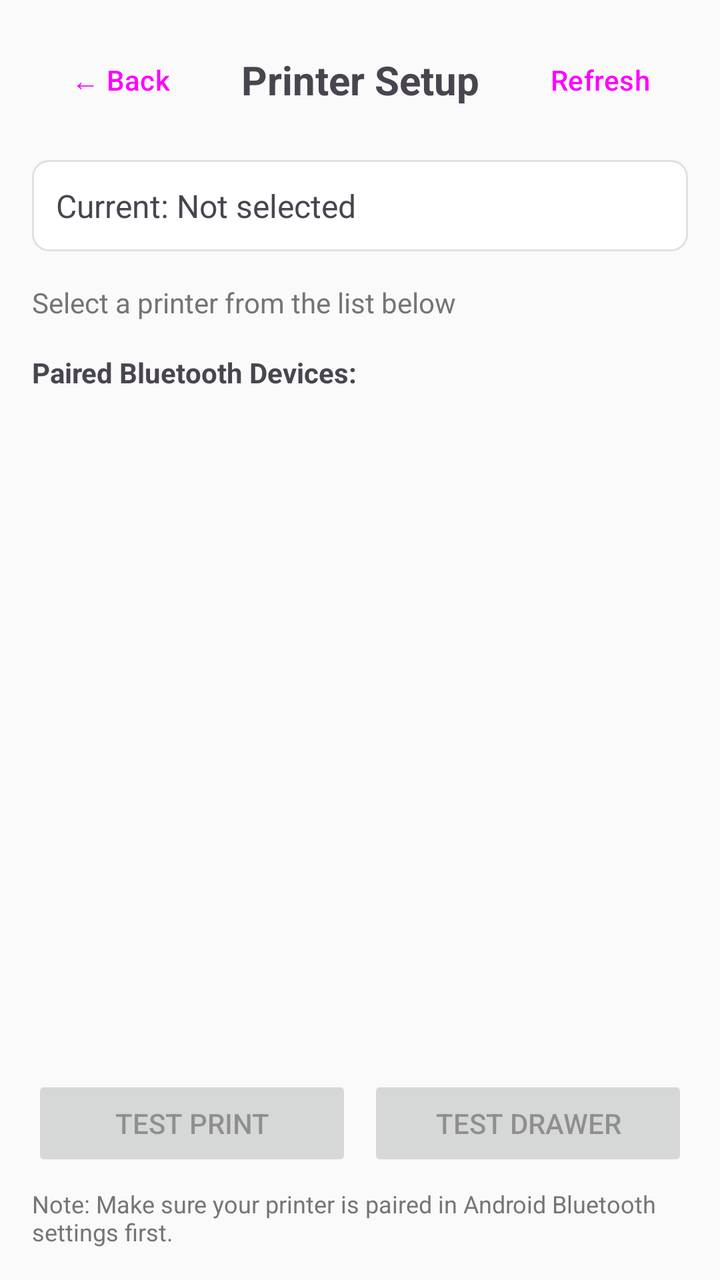
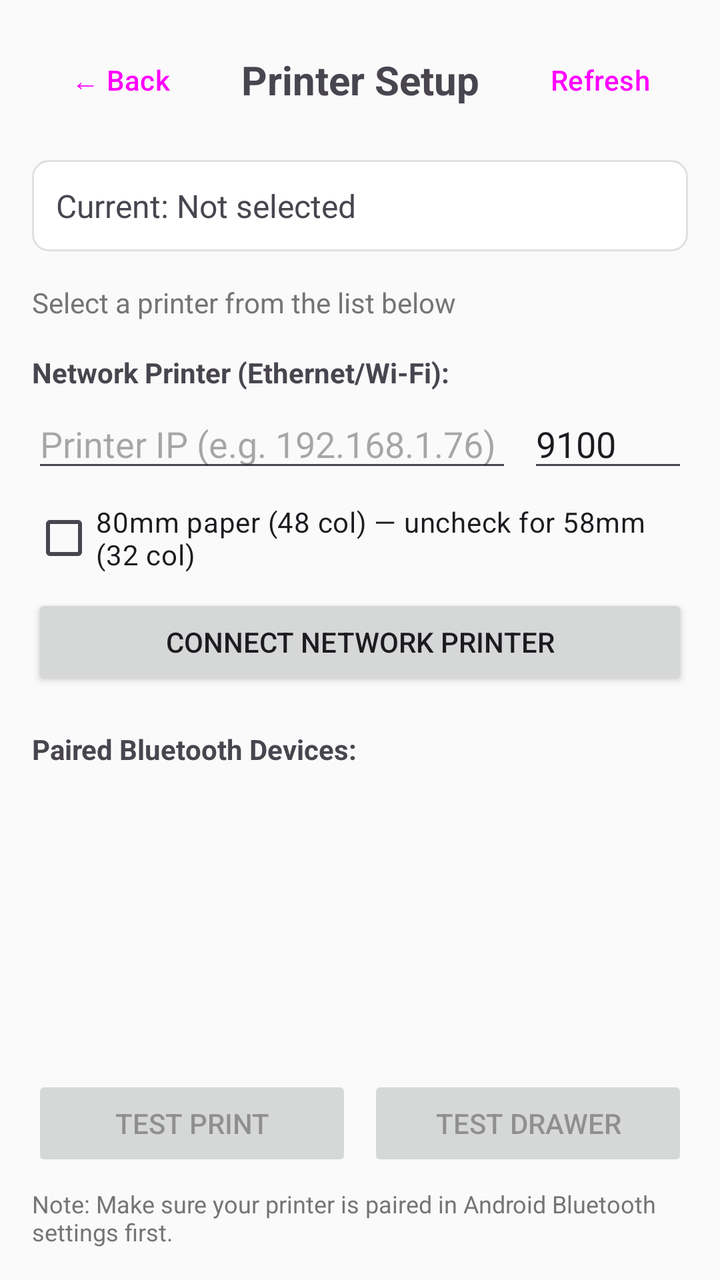

An Android layout rendered at two revisions. The XML below is the earlier revision; the diff shows what the commit changed to produce the second picture.
<!-- AndroidManifest.xml: application theme Theme.CouchToMouthBridge -->
<!-- res/layout/activity_printer_setup.xml -->
<?xml version="1.0" encoding="utf-8"?>
<LinearLayout
    xmlns:android="http://schemas.android.com/apk/res/android"
    android:layout_width="match_parent"
    android:layout_height="match_parent"
    android:orientation="vertical"
    android:padding="16dp"
    android:background="@color/background">

    
    <LinearLayout
        android:layout_width="match_parent"
        android:layout_height="wrap_content"
        android:orientation="horizontal"
        android:gravity="center_vertical"
        android:layout_marginBottom="16dp">

        <Button
            android:id="@+id/btnBack"
            android:layout_width="wrap_content"
            android:layout_height="wrap_content"
            android:text="← Back"
            style="@style/Widget.Material3.Button.TextButton" />

        <TextView
            android:layout_width="0dp"
            android:layout_height="wrap_content"
            android:layout_weight="1"
            android:text="@string/printer_setup"
            android:textSize="20sp"
            android:textStyle="bold"
            android:gravity="center" />

        <Button
            android:id="@+id/btnRefresh"
            android:layout_width="wrap_content"
            android:layout_height="wrap_content"
            android:text="Refresh"
            style="@style/Widget.Material3.Button.TextButton" />

    </LinearLayout>

    
    <TextView
        android:id="@+id/tvCurrentPrinter"
        android:layout_width="match_parent"
        android:layout_height="wrap_content"
        android:text="Current: Not selected"
        android:textSize="16sp"
        android:padding="12dp"
        android:background="@drawable/bg_card"
        android:layout_marginBottom="16dp" />

    
    <TextView
        android:id="@+id/tvStatus"
        android:layout_width="match_parent"
        android:layout_height="wrap_content"
        android:text="Select a printer from the list below"
        android:textColor="@color/text_secondary"
        android:layout_marginBottom="8dp" />

    
    <ProgressBar
        android:id="@+id/progressBar"
        android:layout_width="match_parent"
        android:layout_height="wrap_content"
        android:visibility="gone" />

    
    <TextView
        android:layout_width="wrap_content"
        android:layout_height="wrap_content"
        android:text="Paired Bluetooth Devices:"
        android:textStyle="bold"
        android:layout_marginTop="8dp"
        android:layout_marginBottom="8dp" />

    <androidx.recyclerview.widget.RecyclerView
        android:id="@+id/rvDevices"
        android:layout_width="match_parent"
        android:layout_height="0dp"
        android:layout_weight="1" />

    
    <LinearLayout
        android:layout_width="match_parent"
        android:layout_height="wrap_content"
        android:orientation="horizontal"
        android:gravity="center"
        android:layout_marginTop="16dp">

        <Button
            android:id="@+id/btnTestPrint"
            android:layout_width="0dp"
            android:layout_height="wrap_content"
            android:layout_weight="1"
            android:layout_marginEnd="8dp"
            android:text="Test Print"
            android:enabled="false" />

        <Button
            android:id="@+id/btnTestDrawer"
            android:layout_width="0dp"
            android:layout_height="wrap_content"
            android:layout_weight="1"
            android:text="Test Drawer"
            android:enabled="false" />

    </LinearLayout>

    <TextView
        android:layout_width="match_parent"
        android:layout_height="wrap_content"
        android:text="Note: Make sure your printer is paired in Android Bluetooth settings first."
        android:textSize="12sp"
        android:textColor="@color/text_secondary"
        android:layout_marginTop="8dp" />

</LinearLayout>
<!-- resources referenced by this layout -->
<resources>
  <color name="background">#FAFAFA</color>
  <color name="text_secondary">#757575</color>
  <!-- drawable bg_card (drawable) -->
  <?xml version="1.0" encoding="utf-8"?>
  <shape xmlns:android="http://schemas.android.com/apk/res/android"
      android:shape="rectangle">
      <solid android:color="@color/card_background" />
      <corners android:radius="8dp" />
      <stroke
          android:width="1dp"
          android:color="#E0E0E0" />
  </shape>
  <string name="printer_setup">Printer Setup</string>
  <style name="Theme.CouchToMouthBridge" parent="Theme.Material3.Light.NoActionBar">
          <item name="colorPrimary">@color/primary</item>
          <item name="colorPrimaryDark">@color/primary_dark</item>
          <item name="colorAccent">@color/accent</item>
          <item name="android:windowBackground">@color/background</item>
          <item name="android:statusBarColor">@color/primary_dark</item>
      </style>
  <color name="card_background">#FFFFFF</color>
  <color name="primary">#D4A84B</color>
  <color name="primary_dark">#B8922F</color>
  <color name="accent">#5C4A1F</color>
</resources>

<!-- the commit's change to res/layout/activity_printer_setup.xml (unified diff, before → after) -->
@@ -71,6 +71,55 @@
     <TextView
         android:layout_width="wrap_content"
         android:layout_height="wrap_content"
+        android:text="Network Printer (Ethernet/Wi-Fi):"
+        android:textStyle="bold"
+        android:layout_marginTop="8dp"
+        android:layout_marginBottom="4dp" />
+
+    <LinearLayout
+        android:layout_width="match_parent"
+        android:layout_height="wrap_content"
+        android:orientation="horizontal"
+        android:gravity="center_vertical"
+        android:layout_marginBottom="4dp">
+
+        <EditText
+            android:id="@+id/etPrinterIp"
+            android:layout_width="0dp"
+            android:layout_height="wrap_content"
+            android:layout_weight="3"
+            android:hint="Printer IP (e.g. 192.168.1.76)"
+            android:inputType="text"
+            android:layout_marginEnd="8dp" />
+
+        <EditText
+            android:id="@+id/etPrinterPort"
+            android:layout_width="0dp"
+            android:layout_height="wrap_content"
+            android:layout_weight="1"
+            android:hint="Port"
+            android:text="9100"
+            android:inputType="number" />
+    </LinearLayout>
+
+    <CheckBox
+        android:id="@+id/cb80mm"
+        android:layout_width="wrap_content"
+        android:layout_height="wrap_content"
+        android:text="80mm paper (48 col) — uncheck for 58mm (32 col)"
+        android:layout_marginBottom="4dp" />
+
+    <Button
+        android:id="@+id/btnConnectNetwork"
+        android:layout_width="match_parent"
+        android:layout_height="wrap_content"
+        android:text="Connect Network Printer"
+        android:layout_marginBottom="12dp" />
+
+    
+    <TextView
+        android:layout_width="wrap_content"
+        android:layout_height="wrap_content"
         android:text="Paired Bluetooth Devices:"
         android:textStyle="bold"
         android:layout_marginTop="8dp"
